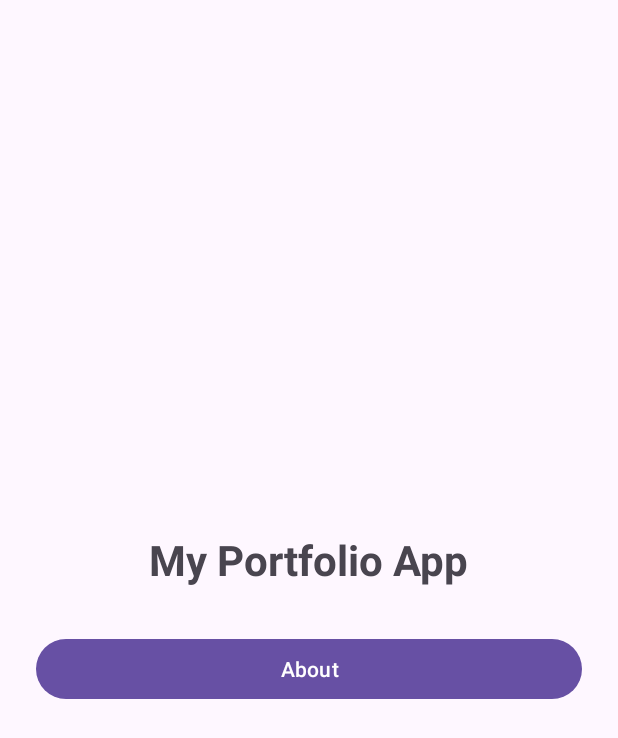
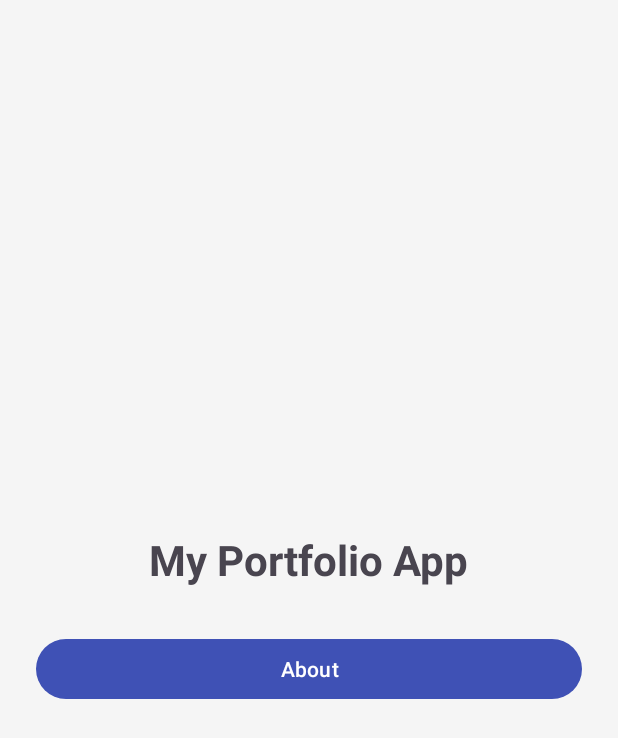
Before and after one commit to aalhobe-design/portfolio-project, an Android app: the screen it shows after launch (MainActivity), on a phone screen of 412 x 824 dp. Shown: the top 738 px of the screen. Run offline under Robolectric (Android 15) with nearby library versions, the phone set to English and light mode, and no system bars; 1 statement that could not run was skipped.

Commit message:
Apply consistent app styling

```diff
--- a/app/src/main/res/values/colors.xml
+++ b/app/src/main/res/values/colors.xml
@@ -2,4 +2,10 @@
 <resources>
     <color name="black">#FF000000</color>
     <color name="white">#FFFFFFFF</color>
+
+    <color name="primary">#3F51B5</color>
+    <color name="primary_dark">#303F9F</color>
+    <color name="accent">#FF9800</color>
+    <color name="background">#F5F5F5</color>
+    <color name="text_primary">#212121</color>
 </resources>
--- a/app/src/main/res/values/themes.xml
+++ b/app/src/main/res/values/themes.xml
@@ -1,9 +1,16 @@
 <resources xmlns:tools="http://schemas.android.com/tools">
-    <!-- Base application theme. -->
-    <style name="Base.Theme.Portfolio" parent="Theme.Material3.DayNight.NoActionBar">
-        <!-- Customize your light theme here. -->
-        <!-- <item name="colorPrimary">@color/my_light_primary</item> -->
+
+    <style name="Base.Theme.Portfolio"
+        parent="Theme.Material3.DayNight.NoActionBar">
+
+        <item name="colorPrimary">@color/primary</item>
+        <item name="colorPrimaryContainer">@color/primary_dark</item>
+        <item name="colorSecondary">@color/accent</item>
+        <item name="android:colorBackground">@color/background</item>
+        <item name="android:textColorPrimary">@color/text_primary</item>
+
     </style>
 
     <style name="Theme.Portfolio" parent="Base.Theme.Portfolio" />
+
 </resources>
```
